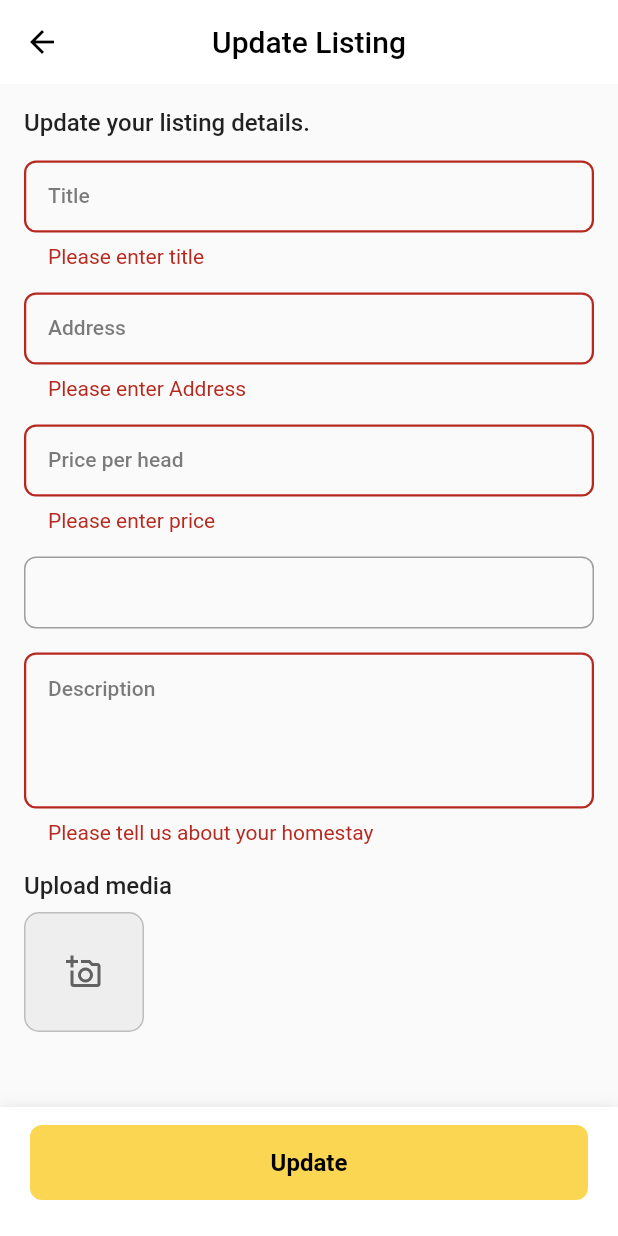
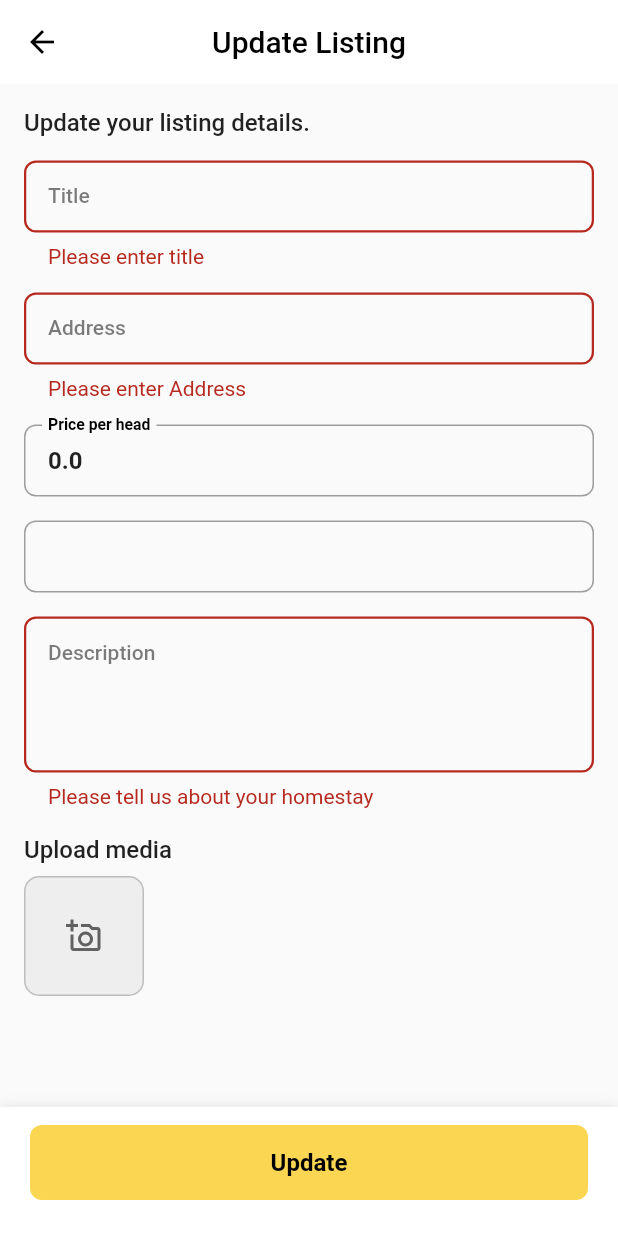
Before and after one commit to unisha21/homestay-host, a Flutter app: the UpdateHomestayScreen screen opened directly with empty values, after a tap on "Update", on a phone screen of 412 x 824 dp. Run offline on Flutter 3.47's test engine with Material 3 defaults, Android fonts, the phone set to English and light mode, and no system bars; our stand-ins replace cached_network_image, carousel_slider, cloud_firestore, firebase_auth, firebase_core, firebase_messaging and 7 more; missing offline and left inert: firebase_app_check, flutter_firebase_chat_core; accounts and stored records are empty; Roboto replaces fonts that are missing (Poppins).

Commit message:
feat: update homestay model to use double for pricePerNight and adjust related components

```diff
--- a/lib/src/features/dashboard/screens/widgets/my_listing.dart
+++ b/lib/src/features/dashboard/screens/widgets/my_listing.dart
@@ -62,13 +62,8 @@ class ListingCard extends StatelessWidget {
 
   const ListingCard({super.key, required this.homestay});
 
-  double get pricePerNight {
+    String get formattedPrice {
     final price = homestay.pricePerNight;
-    return double.tryParse(price) ?? 0.0;
-  }
-
-    String get formattedPrice {
-    final price = double.tryParse(homestay.pricePerNight) ?? 0.0;
     final formatter = NumberFormat.currency(
       locale: 'en_US',
       symbol: 'NPR ',
--- a/lib/src/features/homestay/data/datasource/homestay_datasource.dart
+++ b/lib/src/features/homestay/data/datasource/homestay_datasource.dart
@@ -50,7 +50,7 @@ class HomestayDatasource {
         'title': payload.name,
         'description': payload.description,
         'location': payload.location,
-        'pricePerNight': payload.pricePerNight,
+        'pricePerNight': double.tryParse(payload.pricePerNight) ?? 1800.0,
         'amenities': payload.amenities,
         'images': imageUrls,
       });
@@ -91,7 +91,7 @@ class HomestayDatasource {
         'title': payload.name,
         'description': payload.description,
         'location': payload.location,
-        'pricePerNight': payload.pricePerNight,
+        'pricePerNight': double.tryParse(payload.pricePerNight) ?? 1800.0,
         'amenities': payload.amenities,
       });
       return 'Updated';
--- a/lib/src/features/homestay/domain/models/homestay_model.dart
+++ b/lib/src/features/homestay/domain/models/homestay_model.dart
@@ -4,7 +4,7 @@ class HomestayModel {
   final String title;
   final String description;
   final String location;
-  final String pricePerNight;
+  final double pricePerNight;
   final List<String> amenities;
   final List<String> images;
   final List<NearByPlace>? nearByPlaces;
@@ -28,7 +28,7 @@ class HomestayModel {
       title: json['title'] as String,
       description: json['description'] as String,
       location: json['location'] as String,
-      pricePerNight: json['pricePerNight'] as String,
+      pricePerNight: (json['pricePerNight'] as num).toDouble(),
       amenities: List<String>.from(json['amenities'] as List<dynamic>),
       images: List<String>.from(json['images'] as List<dynamic>),
       nearByPlaces: (json['nearByPlaces'] as List<dynamic>?)
--- a/lib/src/features/homestay/screens/update_homestay.dart
+++ b/lib/src/features/homestay/screens/update_homestay.dart
@@ -46,7 +46,7 @@ class _UpdateHomestayScreenState extends ConsumerState<UpdateHomestayScreen> {
     // Prefill the form with existing data
     _titleController.text = widget.homestay.title;
     _descriptionController.text = widget.homestay.description;
-    _priceController.text = widget.homestay.pricePerNight;
+    _priceController.text = widget.homestay.pricePerNight.toString();
     _locationController.text = widget.homestay.location;
     amenities = widget.homestay.amenities;
     existingImages = widget.homestay.images;
```
